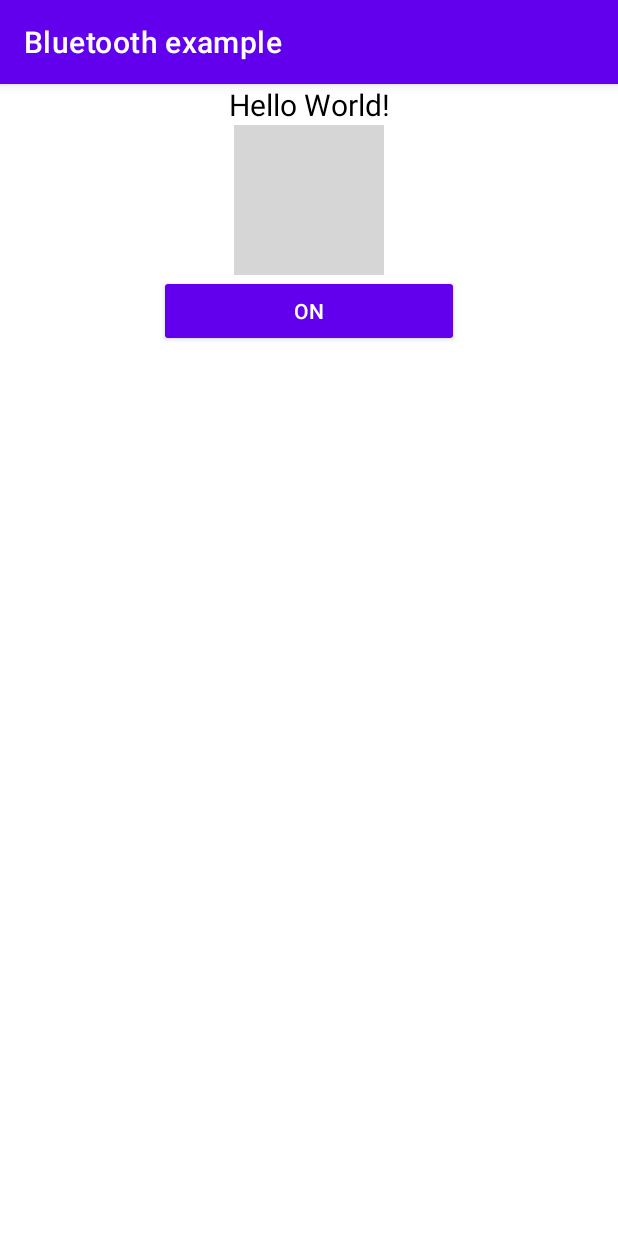
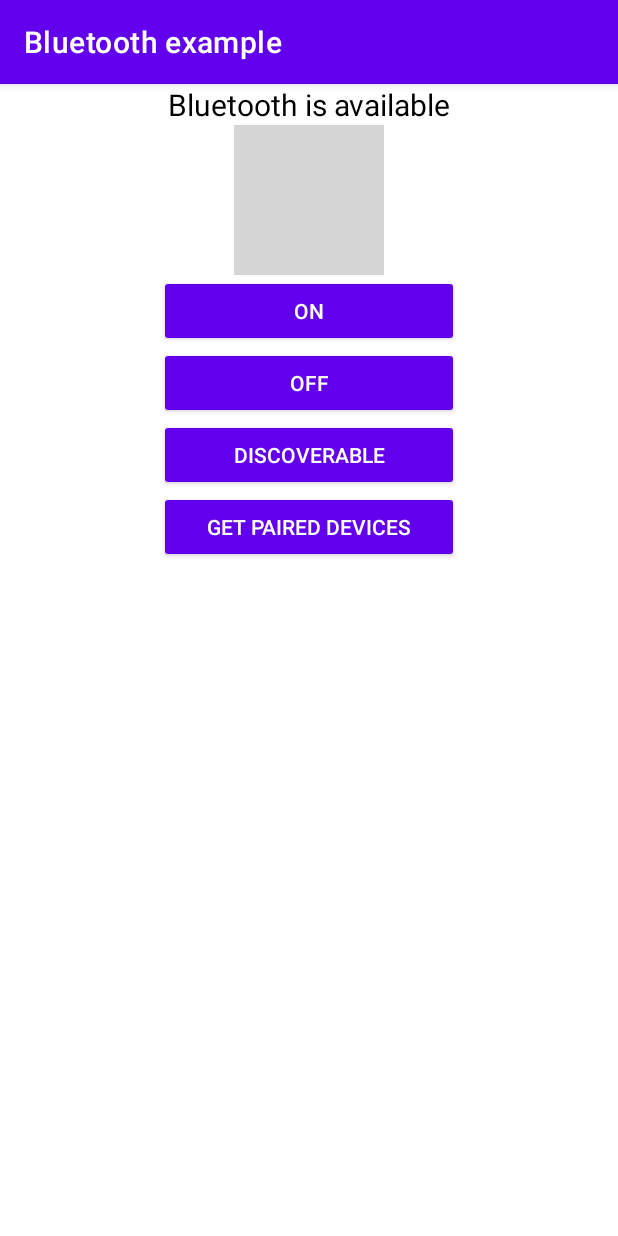
Before and after one commit to aashuprasad/bluetooth, an Android app: the screen it shows after launch (MainActivity), on a phone screen of 412 x 824 dp. Run offline under Robolectric (Android 15) with nearby library versions, the phone set to English and light mode, and no system bars; grey boxes are pictures that could not be loaded.

Commit message:
bluetooth switch remains

```diff
--- a/app/build.gradle
+++ b/app/build.gradle
@@ -1,6 +1,7 @@
 plugins {
     id 'com.android.application'
     id 'org.jetbrains.kotlin.android'
+    id 'kotlin-android-extensions'
 }
 
 android {
--- a/app/src/main/java/com/example/bluetoothexample/MainActivity.kt
+++ b/app/src/main/java/com/example/bluetoothexample/MainActivity.kt
@@ -1,11 +1,121 @@
 package com.example.bluetoothexample
 
+import android.Manifest
+import android.app.Activity
+import android.bluetooth.BluetoothAdapter
+import android.content.Intent
+import android.content.pm.PackageManager
 import androidx.appcompat.app.AppCompatActivity
 import android.os.Bundle
+import android.widget.Toast
+import androidx.core.app.ActivityCompat
+import kotlinx.android.synthetic.main.activity_main.*
 
 class MainActivity : AppCompatActivity() {
+    private val REQUEST_CODE_DISCOVERABLE_BT: Int = 2
+    private val REQUEST_CODE_ENABLE_BT:Int = 1
+
+    //bluetooth adapter
+    lateinit var bAdapter:BluetoothAdapter
+
     override fun onCreate(savedInstanceState: Bundle?) {
         super.onCreate(savedInstanceState)
         setContentView(R.layout.activity_main)
+
+        //init bluetooth adapter
+        bAdapter = BluetoothAdapter.getDefaultAdapter()
+        //check if BT is on/off
+        if(bAdapter==null){
+            bluetoothStatusTv.text = "Bluetooth is not available"
+        }
+        else{
+            bluetoothStatusTv.text = "Bluetooth is available"
+        }
+        //set image according to bluetooth status
+        if(bAdapter.isEnabled){
+            bluetoothIv.setImageResource(R.drawable.ic_bluetooth_on)
+        }
+        else{
+            bluetoothIv.setImageResource(R.drawable.ic_bluetooth_off)
+        }
+
+        //turn on bluetooth
+        turnOnBtn.setOnClickListener {
+            if(bAdapter.isEnabled){
+                //already on
+                Toast.makeText(this,"Already on", Toast.LENGTH_LONG).show()
+            }
+            else{
+                var intent = Intent(BluetoothAdapter.ACTION_REQUEST_ENABLE)
+                if (ActivityCompat.checkSelfPermission(
+                        this,
+                        Manifest.permission.BLUETOOTH_CONNECT
+                    ) != PackageManager.PERMISSION_GRANTED
+                ) {
+                    // TODO: Consider calling
+                    //    ActivityCompat#requestPermissions
+                    // here to request the missing permissions, and then overriding
+                    //   public void onRequestPermissionsResult(int requestCode, String[] permissions,
+                    //                                          int[] grantResults)
+                    // to handle the case where the user grants the permission. See the documentation
+                    // for ActivityCompat#requestPermissions for more details.
+                    return@setOnClickListener
+                }
+                startActivityForResult(intent, REQUEST_CODE_ENABLE_BT)
+            }
+        }
+        //turn off bluetooth
+        turnOffBtn.setOnClickListener {
+            if(!bAdapter.isEnabled){
+            //already off
+            Toast.makeText(this,"Already off", Toast.LENGTH_LONG).show()
+        }
+        else{
+            bAdapter.disable()
+            bluetoothIv.setImageResource(R.drawable.ic_bluetooth_off)
+            Toast.makeText(this,"Bluetooth turned off", Toast.LENGTH_LONG).show()
+
+            } }
+        //discoverable
+        discoverableBtn.setOnClickListener {
+            if(!bAdapter.isDiscovering){
+                Toast.makeText(this,"Making device discoverable",Toast.LENGTH_LONG).show()
+                var intent = Intent(Intent(BluetoothAdapter.ACTION_REQUEST_DISCOVERABLE))
+                startActivityForResult(intent, REQUEST_CODE_DISCOVERABLE_BT)
+            }
+        }
+        //paired devices
+        pairedBtn.setOnClickListener {
+            if(bAdapter.isEnabled){
+                pairedTv.text = "Paired devices"
+                //get list of paired devices
+                val devices = bAdapter.bondedDevices
+                for(device in devices){
+                    val deviceName = device.name
+
+                    pairedTv.append("\nDevice:  $deviceName, $device")
+                }
+            }
+            else{
+                Toast.makeText(this,"Turn on BT",Toast.LENGTH_LONG).show()
+
+            }
+        }
+    }
+
+    override fun onActivityResult(requestCode: Int, resultCode: Int, data: Intent?) {
+        when(requestCode){
+            REQUEST_CODE_ENABLE_BT->
+                if(resultCode==Activity.RESULT_OK){
+                    bluetoothIv.setImageResource(R.drawable.ic_bluetooth_on)
+                    Toast.makeText(this,"Bluetooth is on", Toast.LENGTH_LONG).show()
+                }
+            else{
+                    //user denied to turn on bluetooth from comfirmation dialog
+                    Toast.makeText(this,"Bluetooth not able to switch on!", Toast.LENGTH_LONG).show()
+                }
+        }
+        super.onActivityResult(requestCode, resultCode, data)
+
     }
 }
--- a/app/src/main/res/layout/activity_main.xml
+++ b/app/src/main/res/layout/activity_main.xml
@@ -9,6 +9,7 @@
     tools:context=".MainActivity">
 
     <TextView
+        android:id="@+id/bluetoothStatusTv"
         android:layout_width="match_parent"
         android:layout_height="wrap_content"
         android:text="Hello World!"
@@ -17,13 +18,42 @@
         android:textSize="20sp"/>
 
     <ImageView
+        android:id="@+id/bluetoothIv"
         android:layout_width="100dp"
         android:layout_height="100dp"
         android:src="@drawable/ic_bluetooth_off"/>
     <Button
+        android:id="@+id/turnOnBtn"
         android:layout_width="wrap_content"
         android:layout_height="wrap_content"
         style="@style/Widget.AppCompat.Button.Colored"
         android:text="ON"
         android:minWidth="200dp"/>
+    <Button
+        android:id="@+id/turnOffBtn"
+        android:layout_width="wrap_content"
+        android:layout_height="wrap_content"
+        style="@style/Widget.AppCompat.Button.Colored"
+        android:text="OFF"
+        android:minWidth="200dp"/>
+    <Button
+        android:id="@+id/discoverableBtn"
+        android:layout_width="wrap_content"
+        android:layout_height="wrap_content"
+        style="@style/Widget.AppCompat.Button.Colored"
+        android:text="Discoverable"
+        android:minWidth="200dp"/>
+    <Button
+        android:id="@+id/pairedBtn"
+        android:layout_width="wrap_content"
+        android:layout_height="wrap_content"
+        style="@style/Widget.AppCompat.Button.Colored"
+        android:text="Get paired devices"
+        android:minWidth="200dp"/>
+    <TextView
+        android:id="@+id/pairedTv"
+        android:layout_width="match_parent"
+        android:layout_height="wrap_content"
+        android:textColor="@color/black"
+        android:padding="5dp"/>
 </LinearLayout>
--- a/build.gradle
+++ b/build.gradle
@@ -3,4 +3,5 @@ plugins {
     id 'com.android.application' version '7.3.1' apply false
     id 'com.android.library' version '7.3.1' apply false
     id 'org.jetbrains.kotlin.android' version '1.7.20' apply false
+
 }
```
Also changed, not shown: app/src/main/AndroidManifest.xml (+8 -0 lines).
